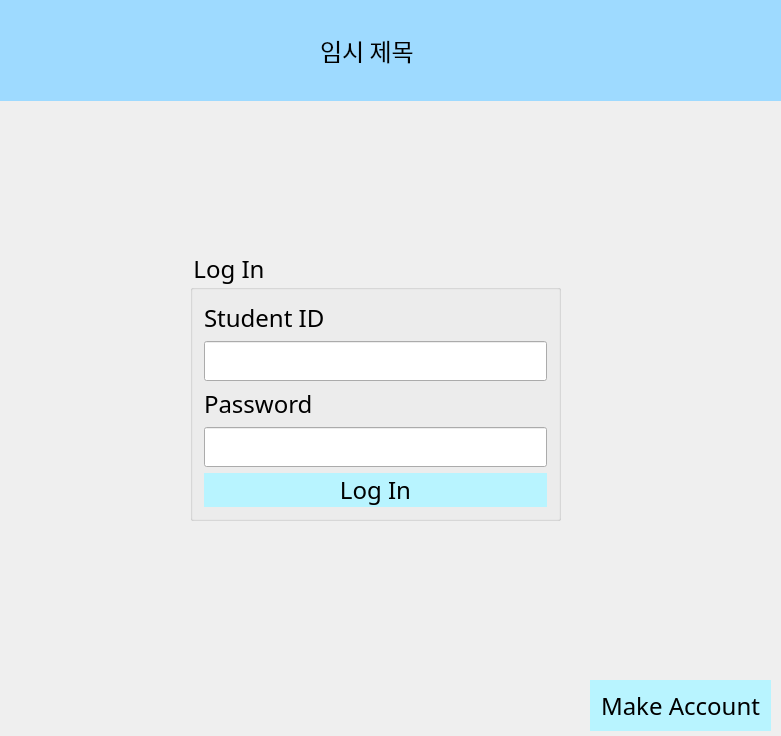
The window that Solution2/mainwindow.ui (hansolc/gui) describes before a commit, drawn with Qt 5.
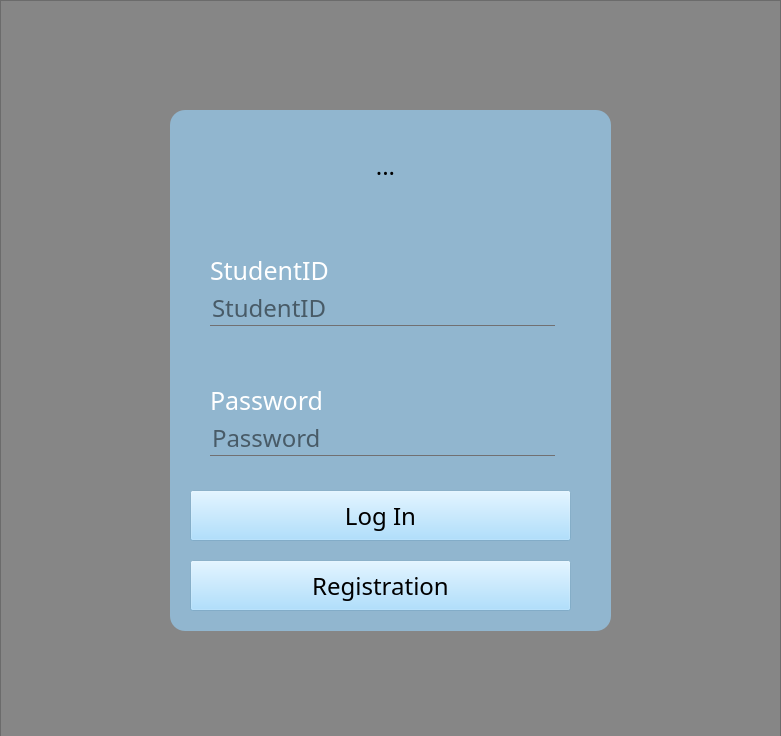
The same window after the commit. The open tabs and pages were chosen to show the change. Icons and pictures are not drawn.

```diff
--- a/Solution2/mainwindow.ui
+++ b/Solution2/mainwindow.ui
@@ -38,22 +38,27 @@
 font-size: 24px;
 }
 
+#frame
+{
+	background:rgba(151, 214, 255,0.6);
+	border-radius:15px;
+}
 
 #login {
-border-image:url(:/images/bg.jpg);
+	border-image:url(:/images/bg1.jpg)0 0 0 0 stretch stretch;
+	background:rgba(0,0,0,0.3);
 }
 
-QPushButton
-{
-background:rgb(184, 244, 255);
-border-radius:60px;
+QLabel {
+	color:#fff;
+	background:transparent;
+	font-size:30px;
 }
 
-QPushButton:hover
+QToolButton
 {
-color:#333;
-border-radius:15px;
-background:#49ebff;
+	background:rgba(0, 0, 0,0);
+	border-radius:40px;
 }
 
 #after_log_page {
@@ -65,109 +70,158 @@
      <number>0</number>
     </property>
     <widget class="QWidget" name="login">
-     <widget class="QGroupBox" name="signin">
+     <widget class="QFrame" name="frame_2">
       <property name="geometry">
        <rect>
-        <x>190</x>
-        <y>250</y>
-        <width>371</width>
-        <height>271</height>
+        <x>0</x>
+        <y>0</y>
+        <width>781</width>
+        <height>741</height>
        </rect>
       </property>
-      <property name="font">
-       <font>
-        <family>century gothic</family>
-        <pointsize>-1</pointsize>
-       </font>
-      </property>
-      <property name="layoutDirection">
-       <enum>Qt::LeftToRight</enum>
-      </property>
       <property name="styleSheet">
-       <string notr="true"/>
+       <string notr="true">#frame_2
+{
+	background:rgba(0,0,0,0.2);
+}</string>
       </property>
-      <property name="title">
-       <string>Log In</string>
+      <property name="frameShape">
+       <enum>QFrame::StyledPanel</enum>
       </property>
-      <layout class="QVBoxLayout" name="verticalLayout_4">
-       <item>
-        <layout class="QVBoxLayout" name="verticalLayout_5">
-         <item>
-          <widget class="QLabel" name="label_id_2">
-           <property name="font">
-            <font>
-             <family>century gothic</family>
-             <pointsize>-1</pointsize>
-            </font>
-           </property>
-           <property name="text">
-            <string>Student ID</string>
-           </property>
-          </widget>
-         </item>
-         <item>
+      <property name="frameShadow">
+       <enum>QFrame::Raised</enum>
+      </property>
+      <widget class="QFrame" name="frame">
+       <property name="geometry">
+        <rect>
+         <x>170</x>
+         <y>110</y>
+         <width>441</width>
+         <height>521</height>
+        </rect>
+       </property>
+       <property name="frameShape">
+        <enum>QFrame::StyledPanel</enum>
+       </property>
+       <property name="frameShadow">
+        <enum>QFrame::Raised</enum>
+       </property>
           <widget class="QLineEdit" name="lineEdit_id_2">
-           <property name="font">
-            <font>
-             <family>century gothic</family>
-             <pointsize>-1</pointsize>
-            </font>
-           </property>
-          </widget>
-         </item>
-        </layout>
-       </item>
-       <item>
-        <layout class="QVBoxLayout" name="verticalLayout_6">
-         <item>
-          <widget class="QLabel" name="label_pw_2">
+        <property name="geometry">
+         <rect>
+          <x>40</x>
+          <y>180</y>
+          <width>345</width>
+          <height>36</height>
+         </rect>
+        </property>
            <property name="font">
             <font>
              <family>century gothic</family>
              <pointsize>-1</pointsize>
             </font>
            </property>
-           <property name="text">
-            <string>Password</string>
-           </property>
-          </widget>
-         </item>
-         <item>
+        <property name="styleSheet">
+         <string notr="true">#lineEdit_id_2
+{
+background:transparent;
+border:none;
+clolr:#717072;
+border-bottom:1px solid #717072;
+}</string>
+        </property>
+        <property name="placeholderText">
+         <string>StudentID</string>
+        </property>
+       </widget>
           <widget class="QLineEdit" name="lineEdit_pw_2">
+        <property name="geometry">
+         <rect>
+          <x>40</x>
+          <y>310</y>
+          <width>345</width>
+          <height>36</height>
+         </rect>
+        </property>
            <property name="font">
             <font>
              <family>century gothic</family>
              <pointsize>-1</pointsize>
             </font>
            </property>
+        <property name="styleSheet">
+         <string notr="true">#lineEdit_pw_2
+{
+background:transparent;
+border:none;
+clolr:#717072;
+border-bottom:1px solid #717072;
+}</string>
+        </property>
            <property name="echoMode">
             <enum>QLineEdit::Password</enum>
            </property>
-          </widget>
-         </item>
-        </layout>
-       </item>
-       <item>
+        <property name="placeholderText">
+         <string>Password</string>
+        </property>
+       </widget>
         <widget class="QPushButton" name="Button_login_2">
+        <property name="geometry">
+         <rect>
+          <x>20</x>
+          <y>380</y>
+          <width>381</width>
+          <height>51</height>
+         </rect>
+        </property>
          <property name="font">
           <font>
            <family>century gothic</family>
            <pointsize>-1</pointsize>
           </font>
          </property>
+        <property name="styleSheet">
+         <string notr="true">#Button_login_2
+{
+	background-color:rgba(151, 214, 255,0.6);
+}</string>
+        </property>
          <property name="text">
           <string>Log In</string>
          </property>
         </widget>
-       </item>
-      </layout>
+       <widget class="QToolButton" name="iconButton">
+        <property name="geometry">
+         <rect>
+          <x>70</x>
+          <y>-10</y>
+          <width>291</width>
+          <height>131</height>
+         </rect>
+        </property>
+        <property name="styleSheet">
+         <string notr="true"/>
+        </property>
+        <property name="text">
+         <string>...</string>
+        </property>
+        <property name="icon">
+         <iconset resource="src.qrc">
+          <normaloff>:/images/logo.png</normaloff>:/images/logo.png</iconset>
+        </property>
+        <property name="iconSize">
+         <size>
+          <width>400</width>
+          <height>400</height>
+         </size>
+        </property>
      </widget>
      <widget class="QPushButton" name="Button_register">
       <property name="geometry">
        <rect>
-        <x>590</x>
-        <y>680</y>
-        <width>181</width>
+          <x>20</x>
+          <y>450</y>
+          <width>381</width>
         <height>51</height>
        </rect>
       </property>
@@ -177,57 +231,58 @@
         <pointsize>-1</pointsize>
        </font>
       </property>
+        <property name="styleSheet">
+         <string notr="true">#Button_register
+{
+	background-color:rgba(151, 214, 255,0.6);
+}</string>
+        </property>
       <property name="text">
-       <string>Make Account</string>
-      </property>
-     </widget>
-     <widget class="QWidget" name="topPanel" native="true">
+         <string>Registration</string>
+        </property>
+       </widget>
+       <widget class="QLabel" name="label_username">
       <property name="geometry">
        <rect>
-        <x>0</x>
-        <y>0</y>
-        <width>781</width>
-        <height>101</height>
+          <x>40</x>
+          <y>140</y>
+          <width>161</width>
+          <height>41</height>
        </rect>
       </property>
       <property name="styleSheet">
-       <string notr="true">#topPanel {
-background-color:rgb(158, 218, 255)
+         <string notr="true">#label_username
+{
+	color:#fff;
+	background:transparent;
+	font-size:25px;
 }</string>
       </property>
-      <widget class="QLabel" name="label_title">
-       <property name="geometry">
-        <rect>
-         <x>320</x>
-         <y>20</y>
-         <width>131</width>
-         <height>61</height>
-        </rect>
-       </property>
-       <property name="font">
-        <font>
-         <family>century gothic</family>
-         <pointsize>-1</pointsize>
-        </font>
-       </property>
        <property name="text">
-        <string>임시 제목</string>
-       </property>
-      </widget>
-      <widget class="QWidget" name="widget_logo" native="true">
+         <string>StudentID</string>
+        </property>
+       </widget>
+       <widget class="QLabel" name="label_password">
        <property name="geometry">
         <rect>
-         <x>10</x>
-         <y>0</y>
-         <width>181</width>
-         <height>111</height>
+          <x>40</x>
+          <y>270</y>
+          <width>161</width>
+          <height>41</height>
         </rect>
        </property>
        <property name="styleSheet">
-        <string notr="true">#widget_logo {
-border-image:url(:/images/logo.png);
+         <string notr="true">#label_password
+{
+	color:#fff;
+	background:transparent;
+	font-size:25px;
 }</string>
        </property>
+        <property name="text">
+         <string>Password</string>
+        </property>
+       </widget>
       </widget>
      </widget>
     </widget>
```
Left out of the diff: 122 changed lines with no effect on the pictures. Lines whose indentation alone changed are shown as unchanged.
